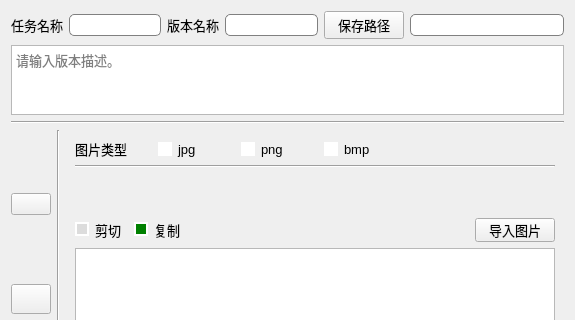
Old version of the form build_task.ui in the repository feiyuhuahuo/HuaHuoLabel; both pictures show x 0 to 575 and y 0 to 320 of the 575 by 531 pixel window.
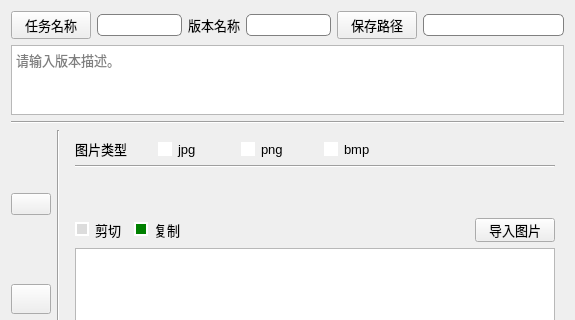
New version of the form. Icons and pictures are not drawn.

Commit message: label version function done

What changed in the file:
```diff
--- a/build_task.ui
+++ b/build_task.ui
@@ -25,12 +25,12 @@
   </property>
   <layout class="QVBoxLayout" name="verticalLayout_3">
    <item>
-    <layout class="QHBoxLayout" name="horizontalLayout_10" stretch="1,3,1,3,1,5">
+    <layout class="QHBoxLayout" name="horizontalLayout_10" stretch="0,3,1,3,1,5">
      <property name="spacing">
       <number>6</number>
      </property>
      <item>
-      <widget class="QLabel" name="label_9">
+      <widget class="QPushButton" name="pushButton_task_name">
        <property name="font">
         <font>
          <pointsize>10</pointsize>
@@ -49,6 +49,11 @@
          <height>22</height>
         </size>
        </property>
+       <property name="font">
+        <font>
+         <pointsize>10</pointsize>
+        </font>
+       </property>
        <property name="styleSheet">
         <string notr="true">border: 1px solid gray;
 border-radius: 5px;</string>
@@ -75,6 +80,11 @@
          <height>22</height>
         </size>
        </property>
+       <property name="font">
+        <font>
+         <pointsize>10</pointsize>
+        </font>
+       </property>
        <property name="styleSheet">
         <string notr="true">border: 1px solid gray;
 border-radius: 5px;</string>
@@ -104,6 +114,11 @@
          <height>22</height>
         </size>
        </property>
+       <property name="font">
+        <font>
+         <pointsize>10</pointsize>
+        </font>
+       </property>
        <property name="styleSheet">
         <string notr="true">border: 1px solid gray;
 border-radius: 5px;</string>
```
Left out of the diff: 4 changed lines with no effect on the pictures. The commit also changes 13 other files.
